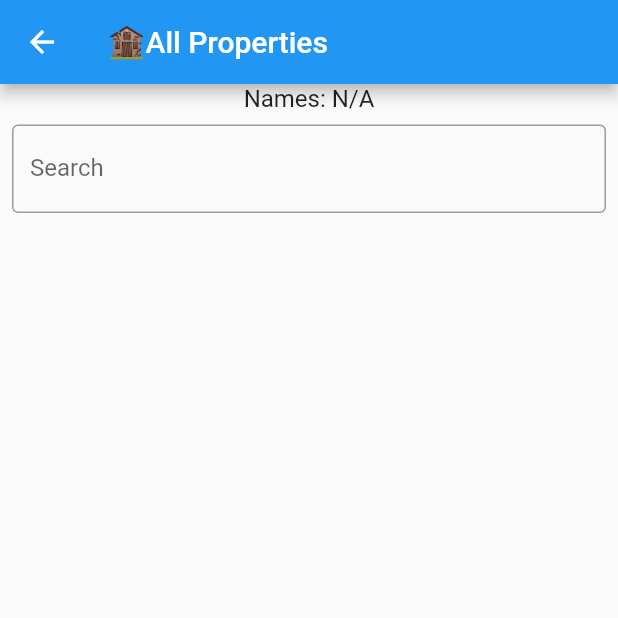
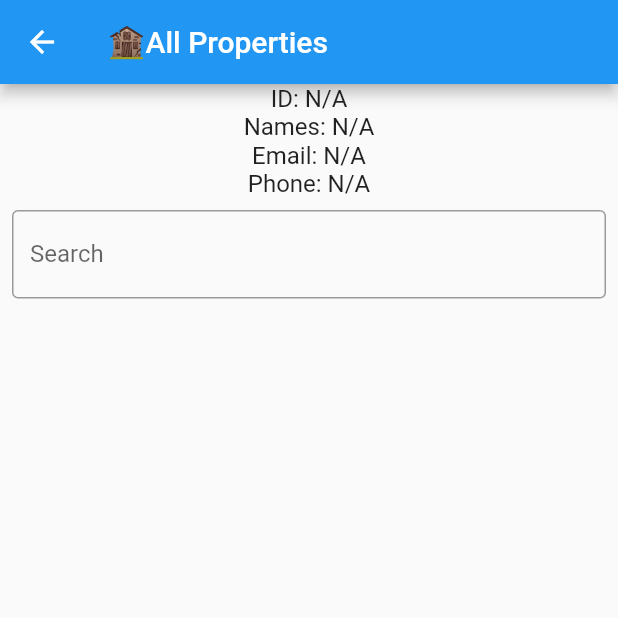
Before and after one commit to barunsh/nodejsapp, a Flutter app: the GetDataPage screen opened directly, on a phone screen of 412 x 824 dp, the top half of it. Run offline on Flutter 3.47's test engine with Material 2 defaults, Android fonts, the phone set to English and light mode, and no system bars; drawn by our look-alikes of flutter_typeahead; our stand-ins replace jwt_decoder, shared_preferences; accounts and stored records are empty; network calls fail.

Commit message:
bhadragol wala booking pt. 2

```diff
--- a/frontend/lib/dashboard.dart
+++ b/frontend/lib/dashboard.dart
@@ -10,12 +10,16 @@ class Dashboard extends StatefulWidget {
   final String? role;
   final String? names;
   final int? phone;
+  final String? id;
+  final String? email;
 
   const Dashboard({
     required this.token,
     required this.role,
     required this.names,
     required this.phone,
+    required this.id,
+    required this.email,
     Key? key,
   }) : super(key: key);
 
@@ -24,6 +28,7 @@ class Dashboard extends StatefulWidget {
 }
 
 class _DashboardState extends State<Dashboard> {
+  late String id;
   late String email;
   late String names;
   int? phone;
@@ -32,8 +37,9 @@ class _DashboardState extends State<Dashboard> {
   void initState() {
     super.initState();
     Map<String, dynamic> jwtDecodedToken = JwtDecoder.decode(widget.token);
+    id = jwtDecodedToken['_id'];
     email = jwtDecodedToken['email'];
-     names = jwtDecodedToken['names'];
+    names = jwtDecodedToken['names'];
     phone = jwtDecodedToken['phone'];
     print(jwtDecodedToken);
   }
@@ -41,10 +47,15 @@ class _DashboardState extends State<Dashboard> {
   @override
   void didUpdateWidget(Dashboard oldWidget) {
     super.didUpdateWidget(oldWidget);
-    if (widget.names != oldWidget.names || widget.phone != oldWidget.phone) {
+    if (widget.names != oldWidget.names ||
+        widget.phone != oldWidget.phone ||
+        widget.id != oldWidget.id ||
+        widget.email != oldWidget.email) {
       setState(() {
-        // names = widget.names;
-        phone = widget.phone;
+        names = widget.names!;
+        phone = widget.phone!;
+        id = widget.id!;
+        email = widget.email!;
       });
     }
   }
@@ -74,9 +85,10 @@ class _DashboardState extends State<Dashboard> {
       context,
       MaterialPageRoute(
         builder: (context) => GetDataPage(
-            names: widget.names,
-          // token: widget.token,
-          // role: widget.role,
+          email: email,
+          names: widget.names,
+          phone: widget.phone,
+          id:id,
         ),
       ),
     );
@@ -167,11 +179,19 @@ class _DashboardState extends State<Dashboard> {
           mainAxisAlignment: MainAxisAlignment.center,
           children: [
             Text(
+              'ID: ${id ?? 'N/A'}',
+              style: TextStyle(fontSize: 16),
+            ),
+            Text(
               'Names: ${names ?? 'N/A'}',
               style: TextStyle(fontSize: 16),
             ),
             Text(
               'Phone: ${phone ?? 'N/A'}',
+              style: TextStyle(fontSize: 16),
+            ),
+            Text(
+              'Email: ${email ?? 'N/A'}',
               style: TextStyle(fontSize: 16),
             ),
             _buildDashboardContent(),
--- a/frontend/lib/login.dart
+++ b/frontend/lib/login.dart
@@ -93,6 +93,8 @@ class _MyLoginState extends State<MyLogin> {
     var jsonResponse = jsonDecode(response.body);
     print("JSON response: $jsonResponse");
     if (jsonResponse['status']) {
+      var id= jsonResponse['id'];
+      var email = jsonResponse['email'];
       var myToken = jsonResponse['token'];
       var jwtDecodedToken = JwtDecoder.decode(myToken);
       var userRole = jwtDecodedToken['role'];
@@ -105,6 +107,8 @@ class _MyLoginState extends State<MyLogin> {
           context,
           MaterialPageRoute(
               builder: (context) => Dashboard(
+                id: id,
+                email: email,
                 token: myToken,
                 role: userRole,
                 names: names,
--- a/frontend/lib/main.dart
+++ b/frontend/lib/main.dart
@@ -28,10 +28,14 @@ class MyApp extends StatelessWidget {
   final String? role;
   final String? names;
   final int? phone;
+  final String? id;
+  final String? email;
 
   const MyApp({
     required this.token,
     required this.role,
+    this.id,
+    this.email,
     this.names,
     this.phone,
     Key? key,
@@ -55,6 +59,8 @@ class MyApp extends StatelessWidget {
     role: role!,
     names: names,
     phone: phone,
+    id: id,
+    email: email,
   ),
 },
     );
--- a/frontend/lib/showproperty.dart
+++ b/frontend/lib/showproperty.dart
@@ -7,11 +7,12 @@ import 'bookingpage.dart';
 import 'showproperty.dart';
 
 class GetDataPage extends StatefulWidget {
+  final String? id;
   final String? names;
   final String? email;
   final int? phone;
 
-  GetDataPage({this.names, this.email, this.phone});
+  GetDataPage({this.id, this.names, this.email, this.phone});
 
   @override
   _GetDataPageState createState() => _GetDataPageState();
@@ -80,7 +81,19 @@ class _GetDataPageState extends State<GetDataPage> {
           : Column(
               children: [
                 Text(
+                  'ID: ${widget.id ?? 'N/A'}',
+                  style: TextStyle(fontSize: 16),
+                ),
+                Text(
                   'Names: ${widget.names ?? 'N/A'}',
+                  style: TextStyle(fontSize: 16),
+                ),
+                Text(
+                  'Email: ${widget.email ?? 'N/A'}',
+                  style: TextStyle(fontSize: 16),
+                ),
+                Text(
+                  'Phone: ${widget.phone ?? 'N/A'}',
                   style: TextStyle(fontSize: 16),
                 ),
                 Padding(
@@ -124,6 +137,7 @@ class _GetDataPageState extends State<GetDataPage> {
                         return Container();
                       }
                       return CardList(
+                        id: widget.id,
                         booking: booking,
                         names: widget.names,
                         email: widget.email,
@@ -143,8 +157,9 @@ class CardList extends StatefulWidget {
   final String? names;
   final String? email;
   final int? phone;
+  final String? id;
 
-  CardList({required this.booking, this.email, this.names, this.phone});
+  CardList({required this.booking, this.id, this.email, this.names, this.phone});
 
   @override
   _CardListState createState() => _CardListState();
@@ -202,7 +217,7 @@ class _CardListState extends State<CardList> {
                       Navigator.push(
                         context,
                         MaterialPageRoute(
-                          builder: (context) => BookingPage(booking: widget.booking, names: widget.names),
+                          builder: (context) => BookingPage(booking: widget.booking, names: widget.names, id: widget.id),
                         ),
                       );
                     },
@@ -222,6 +237,7 @@ class _CardListState extends State<CardList> {
                               names: widget.names,
                               email: widget.email,
                               phone: widget.phone,
+                              id: widget.id,
                             ),
                           ),
                         );
```
Also changed, not shown: frontend/lib/bookingpage.dart (+17 -3 lines). Lines whose indentation alone changed are shown as unchanged.
